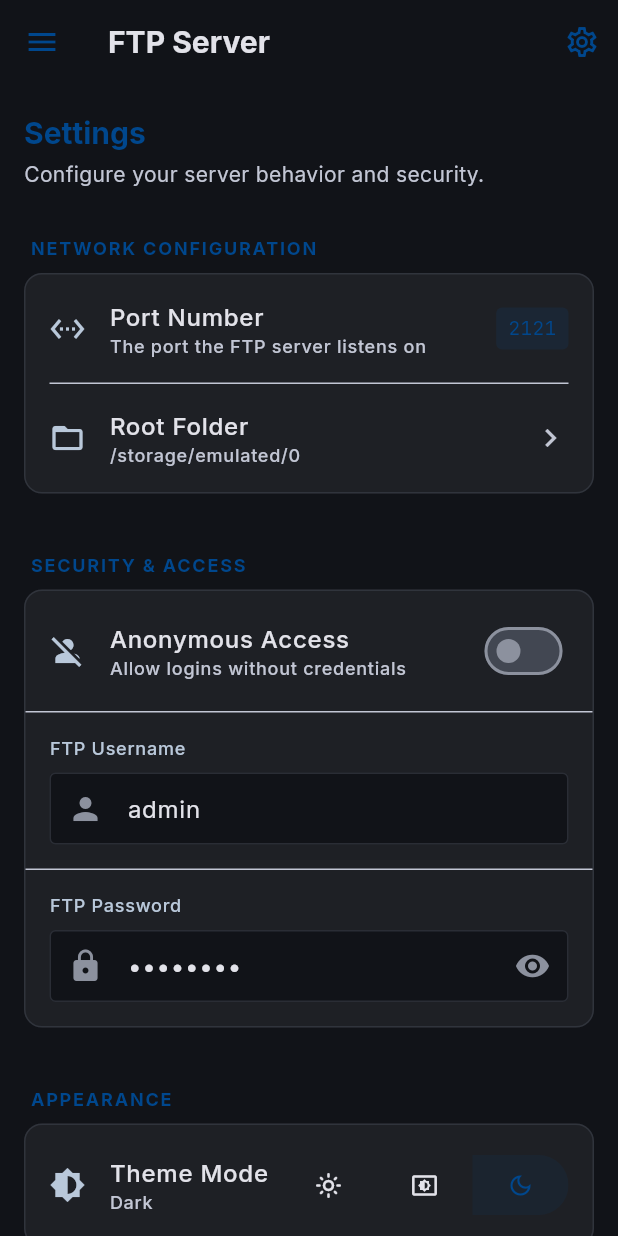
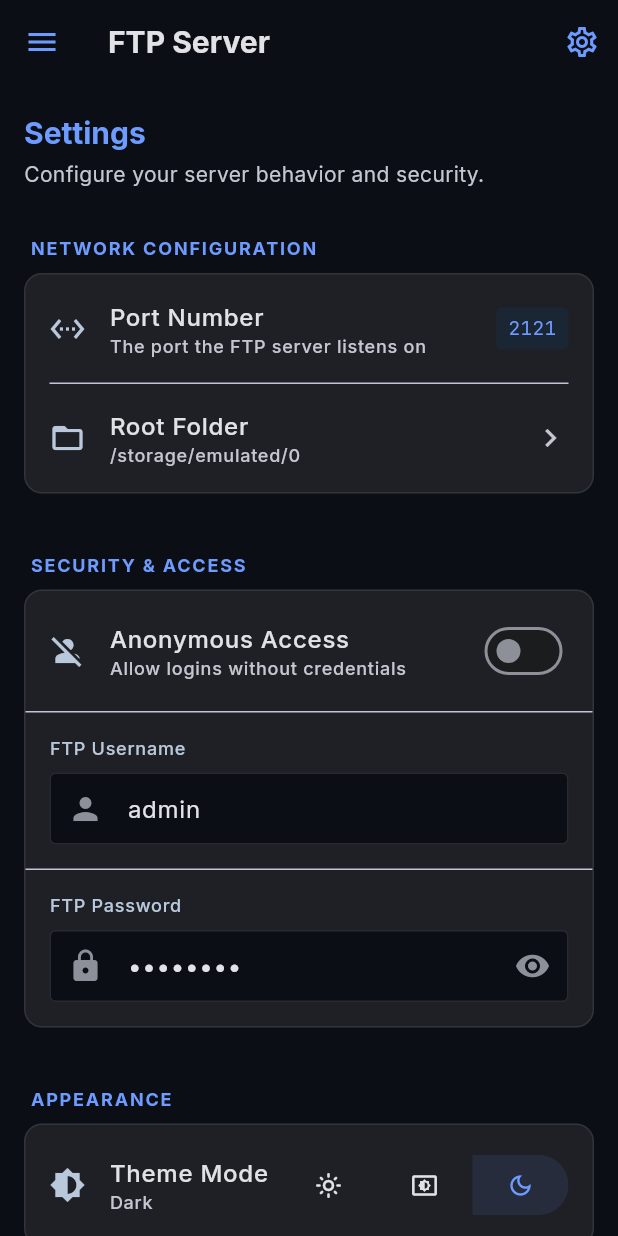
Before and after one commit to syarifabdurrahman/wifi-ftp-app, a Flutter app: the FtpSettingsScreen screen opened directly, after a tap on the "light mode" icon, after a tap on the "settings brightness" icon, after a tap on the "dark mode" icon, on a phone screen of 412 x 824 dp. Run offline on Flutter 3.47's test engine with Material 3 defaults, Android fonts, the light colour scheme and no system bars; our stand-ins replace flutter_local_notifications, google_fonts, google_mobile_ads, permission_handler, qr_flutter, shared_preferences; missing offline and left inert: flutter_background_service, ftp_server, network_info_plus; accounts and stored records are empty.

Commit message:
refactor: update app theme colors for dark mode and bump project dependencies

```diff
--- a/lib/theme/app_theme.dart
+++ b/lib/theme/app_theme.dart
@@ -63,10 +63,10 @@ class AppTheme {
 
     final ColorScheme colorScheme = ColorScheme(
       brightness: brightness,
-      primary: primary,
-      onPrimary: onPrimary,
-      primaryContainer: isDark ? const Color(0xFF003062) : primaryContainer,
-      onPrimaryContainer: isDark ? const Color(0xFFD6E3FF) : onPrimaryContainer,
+      primary: isDark ? const Color(0xFF6E9BFF) : primary,
+      onPrimary: isDark ? const Color(0xFF002F64) : onPrimary,
+      primaryContainer: isDark ? const Color(0xFF004494) : (isDark ? const Color(0xFF003062) : primaryContainer),
+      onPrimaryContainer: isDark ? const Color(0xFFD6E3FF) : (isDark ? const Color(0xFFD6E3FF) : onPrimaryContainer),
       secondary: isDark ? const Color(0xFFB9C8DA) : secondary,
       onSecondary: isDark ? const Color(0xFF243240) : onSecondary,
       secondaryContainer: isDark ? const Color(0xFF3A4858) : const Color(0xFFD0E1FB),
@@ -79,12 +79,12 @@ class AppTheme {
       onError: onError,
       errorContainer: errorContainer,
       onErrorContainer: onErrorContainer,
-      surface: isDark ? const Color(0xFF111318) : surface,
-      onSurface: isDark ? const Color(0xFFE2E2E9) : onSurface,
-      onSurfaceVariant: isDark ? const Color(0xFFC2C6D4) : onSurfaceVariant,
-      surfaceContainerHighest: isDark ? const Color(0xFF424752) : surfaceContainerHighest,
-      outline: isDark ? const Color(0xFF8C919E) : outline,
-      outlineVariant: isDark ? const Color(0xFF424752) : outlineVariant,
+      surface: isDark ? const Color(0xFF0B0E14) : surface,
+      onSurface: isDark ? const Color(0xFFE2E2E6) : onSurface,
+      onSurfaceVariant: isDark ? const Color(0xFFC4C6D0) : onSurfaceVariant,
+      surfaceContainerHighest: isDark ? const Color(0xFF1A1C1E) : surfaceContainerHighest,
+      outline: isDark ? const Color(0xFF8E9099) : outline,
+      outlineVariant: isDark ? const Color(0xFF44474F) : outlineVariant,
     );
 
     return ThemeData(
```
Also changed, not shown: pubspec.lock.
